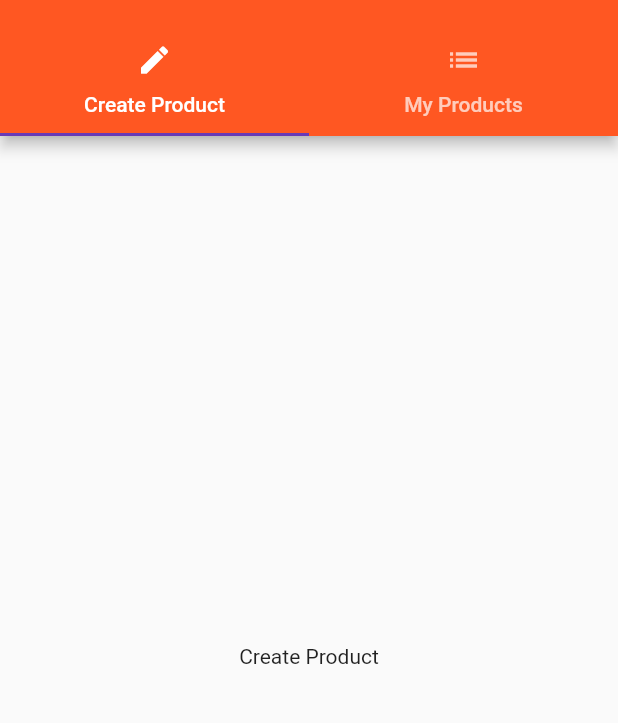
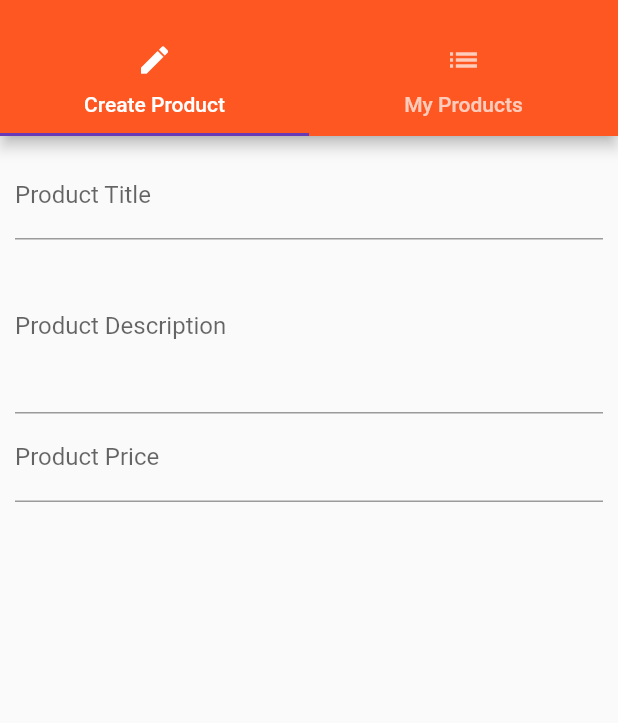
Before and after one commit to psankosik/Flutter-Course, a Flutter app: the ProductAdminPage screen opened by its route, on a phone screen of 412 x 824 dp, the part 59-782 px from its top. Run offline on Flutter 3.47's test engine with Material 2 defaults, Android fonts, the phone set to English and light mode, and no system bars.

Commit message:
#13 commit : Add TextField

```diff
--- a/lib/Page/product_create.dart
+++ b/lib/Page/product_create.dart
@@ -1,9 +1,50 @@
 import 'package:flutter/material.dart';
 
-class ProductCreatePage extends StatelessWidget {
+class ProductCreatePage extends StatefulWidget {
+  @override
+  State<StatefulWidget> createState() {
+    return _ProductCreatePageState();
+  }
+}
+
+class _ProductCreatePageState extends State<ProductCreatePage> {
+  String titleValue = '';
+  String descriptionValue = '';
+  double priceValue;
+
   @override
   Widget build(BuildContext context) {
-    // TODO: implement build
-    return Center(child: Text("Create Product"),);
+    return Container(
+        margin: EdgeInsets.all(10),
+        child: ListView(
+          children: <Widget>[
+            TextField(
+              decoration: InputDecoration(labelText: 'Product Title'),
+              onChanged: (String value) {
+                setState(() {
+                  titleValue = value;
+                });
+              },
+            ),
+            TextField(
+              decoration: InputDecoration(labelText: 'Product Description'),
+              maxLines: 4,
+              onChanged: (String value) {
+                setState(() {
+                  descriptionValue = value;
+                });
+              },
+            ),
+            TextField(
+              decoration: InputDecoration(labelText: 'Product Price'),
+              keyboardType: TextInputType.number,
+              onChanged: (String value) {
+                setState(() {
+                  priceValue = double.parse(value);
+                });
+              },
+            ),
+          ],
+        ));
   }
 }
```
Also changed, not shown: lib/Page/product.dart (+30 -3 lines), lib/main.dart (+11 -3 lines).
